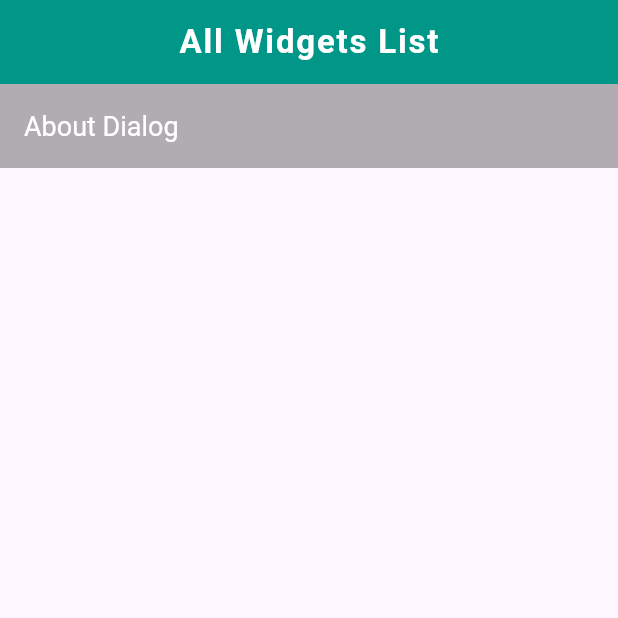
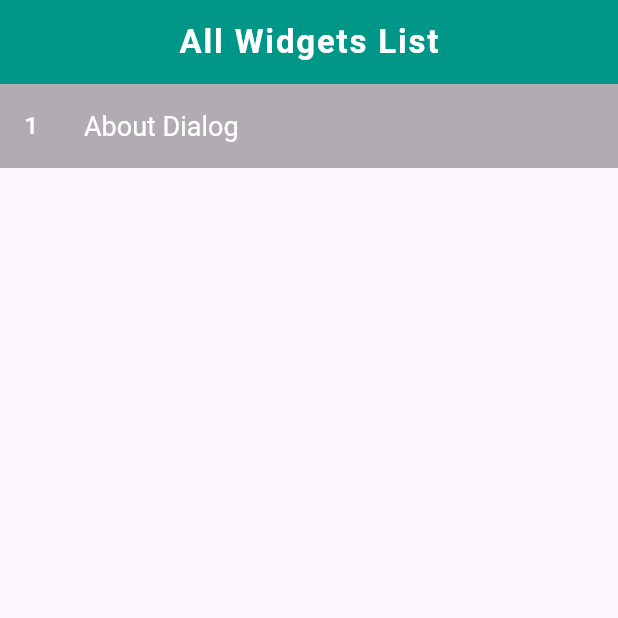
Before and after one commit to imwaseemashraf/flutter_widget_of_the_day, a Flutter app: the screen it shows after launch, on a phone screen of 412 x 824 dp, the top half of it. Run offline on Flutter 3.47's test engine with Material 3 defaults, Android fonts, the phone set to English and light mode, and no system bars.

Commit message:
home screen styling

```diff
--- a/lib/screens/homescreen/Home_screen.dart
+++ b/lib/screens/homescreen/Home_screen.dart
@@ -27,6 +27,10 @@ class HomeScreen extends StatelessWidget {
                 InkWell(
                   onTap: () => AboutDialogWidgets(context),
                   child: ListTile(
+                    leading: Text(
+                      '${index + 1}',
+                      style: TextStyle(fontSize: 16, color: Colors.white),
+                    ),
                     title: const Text("About Dialog"),
                     titleTextStyle:
                         const TextStyle(color: Colors.white, fontSize: 18),
```
